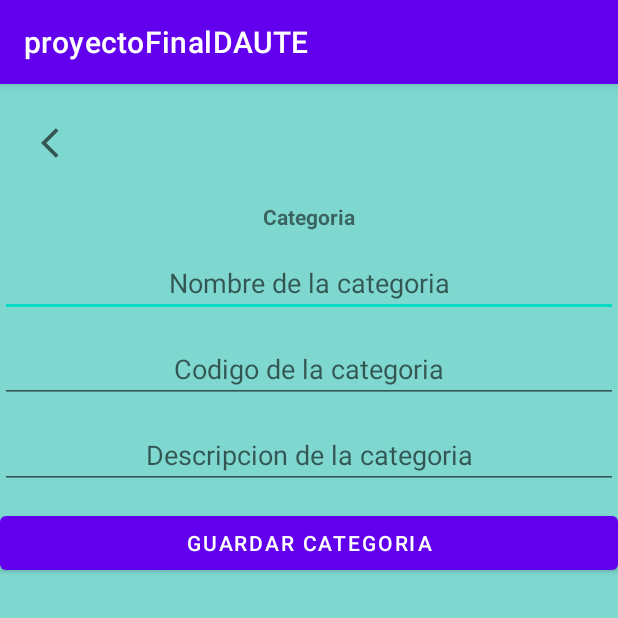
After one commit to NoelSorianoC/proyectoDAUTE, an Android app: the aggcategoria screen opened directly, with no data from a screen before it, on a phone screen of 412 x 824 dp, the top half of it. The commit adds this screen. Run offline under Robolectric (Android 15) with nearby library versions, the phone set to English and light mode, and no system bars.

Commit message:
Creacion de vistas categorias
integracion de  vistas categorias

```diff
--- a/app/src/main/AndroidManifest.xml
+++ b/app/src/main/AndroidManifest.xml
@@ -1,6 +1,6 @@
 <?xml version="1.0" encoding="utf-8"?>
 <manifest xmlns:android="http://schemas.android.com/apk/res/android"
-    package="com.itca.proyectofinaldaute">
+    package="com.itca.proyectofinaldaute" >
 
     <application
         android:allowBackup="true"
@@ -8,7 +8,10 @@
         android:label="@string/app_name"
         android:roundIcon="@mipmap/ic_appfinal_round"
         android:supportsRtl="true"
-        android:theme="@style/Theme.ProyectoFinalDAUTE">
+        android:theme="@style/Theme.ProyectoFinalDAUTE" >
+        <activity
+            android:name=".aggcategoria"
+            android:exported="true" />
         <activity
             android:name=".agregarProd"
             android:exported="false" />
@@ -19,18 +22,16 @@
             android:theme="@style/Theme.ProyectoFinalDAUTE.NoActionBar" />
         <activity
             android:name=".login"
-            android:exported="true">
-
+            android:exported="true" >
         </activity>
         <activity
             android:name=".MainActivity"
-            android:exported="true">
+            android:exported="true" >
             <intent-filter>
                 <action android:name="android.intent.action.MAIN" />
 
                 <category android:name="android.intent.category.LAUNCHER" />
             </intent-filter>
-
         </activity>
     </application>
 
--- /dev/null
+++ b/app/src/main/java/com/itca/proyectofinaldaute/aggcategoria.java
@@ -0,0 +1,13 @@
+package com.itca.proyectofinaldaute;
+
+import androidx.appcompat.app.AppCompatActivity;
+import android.os.Bundle;
+
+public class aggcategoria extends AppCompatActivity {
+
+    @Override
+    protected void onCreate(Bundle savedInstanceState) {
+        super.onCreate(savedInstanceState);
+        setContentView(R.layout.activity_aggcategoria);
+    }
+}
--- /dev/null
+++ b/app/src/main/res/layout/activity_aggcategoria.xml
@@ -0,0 +1,68 @@
+<?xml version="1.0" encoding="utf-8"?>
+<LinearLayout xmlns:android="http://schemas.android.com/apk/res/android"
+    xmlns:tools="http://schemas.android.com/tools"
+    xmlns:app="http://schemas.android.com/apk/res-auto"
+    android:layout_width="match_parent"
+    android:layout_height="match_parent"
+    android:orientation="vertical"
+    android:background="#7FD8D0"
+    tools:context=".aggcategoria">
+
+
+  <ImageView
+      android:id="@+id/volver"
+      android:layout_marginTop="12dp"
+      android:layout_marginLeft="12dp"
+      android:padding="15dp"
+      android:layout_width="wrap_content"
+      android:layout_height="wrap_content"
+      android:src="@drawable/volver"/>
+
+  <TextView
+      android:id="@+id/textView2"
+      android:layout_width="match_parent"
+      android:layout_height="wrap_content"
+      android:text="Categoria"
+      android:textStyle="bold"
+      android:gravity="center"
+      android:layout_marginTop="12dp"/>
+
+
+  <EditText
+      android:id="@+id/nom_cat"
+      android:layout_width="match_parent"
+      android:layout_height="wrap_content"
+      android:ems="10"
+      android:inputType="textPersonName"
+      android:hint="Nombre de la categoria"
+      android:gravity="center"
+      android:layout_marginTop="12dp"/>
+
+  <EditText
+      android:id="@+id/cod_cat"
+      android:layout_width="match_parent"
+      android:layout_height="wrap_content"
+      android:ems="10"
+      android:inputType="textPersonName"
+      android:hint="Codigo de la categoria"
+      android:gravity="center"
+      android:layout_marginTop="12dp"/>
+
+  <EditText
+      android:id="@+id/des_cat"
+      android:layout_width="match_parent"
+      android:layout_height="wrap_content"
+      android:ems="10"
+      android:inputType="textPersonName"
+      android:hint="Descripcion de la categoria"
+      android:gravity="center"
+      android:layout_marginTop="12dp"/>
+
+  <Button
+      android:id="@+id/guardarcat"
+      android:layout_width="match_parent"
+      android:layout_height="wrap_content"
+      android:text="Guardar Categoria"
+      android:layout_marginTop="12dp"/>
+
+</LinearLayout>
--- a/app/src/main/res/layout/activity_agregar_prod.xml
+++ b/app/src/main/res/layout/activity_agregar_prod.xml
@@ -23,6 +23,7 @@
         android:layout_width="match_parent"
         android:layout_height="wrap_content"
         android:text="AGREGAR NUEVO PRODUCTO"
+        android:textStyle="bold"
         android:gravity="center"
         android:layout_marginTop="12dp"/>
 
```
